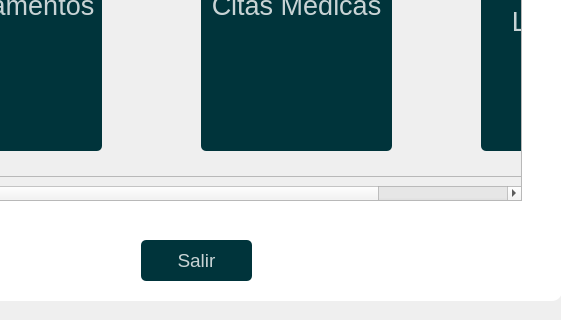
daburneo1/addi, file ui/bienvenida.ui: the form before one commit; both pictures show x 459 to 1020 and y 270 to 590 of the 1020 by 590 pixel window.
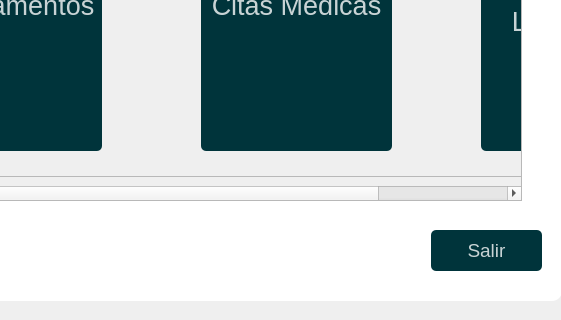
The form after the commit. Icons and pictures are not drawn.

Patch:
```diff
--- a/ui/bienvenida.ui
+++ b/ui/bienvenida.ui
@@ -281,8 +281,8 @@
    <widget class="QPushButton" name="pushButtonSalir">
     <property name="geometry">
      <rect>
-      <x>600</x>
-      <y>500</y>
+      <x>890</x>
+      <y>490</y>
       <width>111</width>
       <height>41</height>
      </rect>
```
